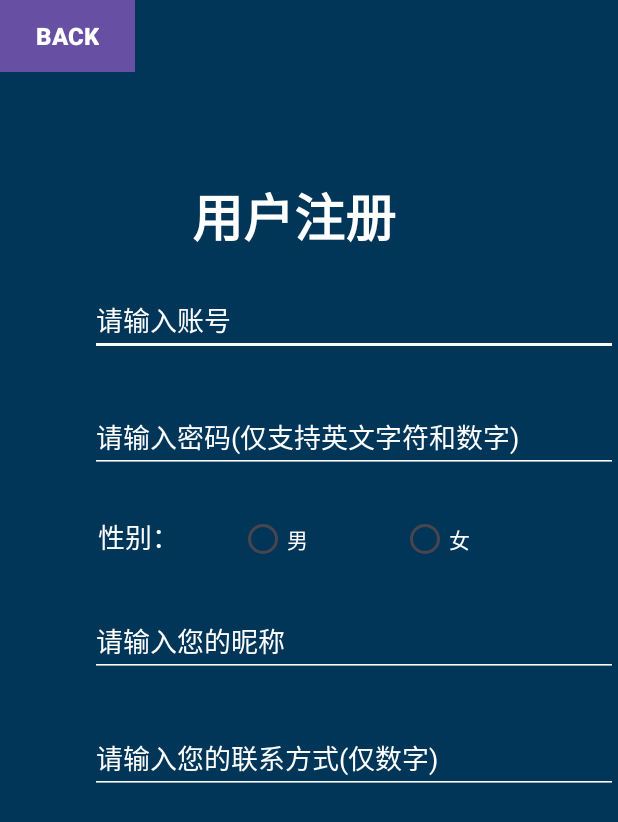
After one commit to IavaI/memo, an Android app: the RegisterActivity screen opened directly, with no data from a screen before it, on a phone screen of 412 x 824 dp. The commit adds this screen. Shown: the top 822 px of the screen. Run offline under Robolectric (Android 15) with nearby library versions, the phone set to English and light mode, and no system bars.

Commit message:
完成登录和注册界面的简单设计
可以在两个界面直接往返

```diff
--- a/app/src/main/AndroidManifest.xml
+++ b/app/src/main/AndroidManifest.xml
@@ -13,6 +13,9 @@
         android:theme="@style/Theme.Contact"
         tools:targetApi="31">
         <activity
+            android:name=".activity.RegisterActivity"
+            android:exported="true" />
+        <activity
             android:name=".MainActivity"
             android:exported="true">
             <intent-filter>
@@ -21,6 +24,7 @@
                 <category android:name="android.intent.category.LAUNCHER" />
             </intent-filter>
         </activity>
+
     </application>
 
 </manifest>
--- a/app/src/main/java/com/example/contact/MainActivity.java
+++ b/app/src/main/java/com/example/contact/MainActivity.java
@@ -1,6 +1,9 @@
 package com.example.contact;
 
+import android.content.Intent;
 import android.os.Bundle;
+import android.view.View;
+import android.widget.Button;
 
 
 import androidx.activity.EdgeToEdge;
@@ -10,6 +13,8 @@ import androidx.core.graphics.Insets;
 import androidx.core.view.ViewCompat;
 import androidx.core.view.WindowInsetsCompat;
 
+import com.example.contact.activity.RegisterActivity;
+
 public class MainActivity extends AppCompatActivity {
 
     @Override
@@ -18,18 +23,15 @@ public class MainActivity extends AppCompatActivity {
         EdgeToEdge.enable(this);
         setContentView(R.layout.activity_main);
 
-//        //获取这个ID
-//        Toolbar toolbar = this.findViewById(R.id.toolbar);
-//        this.setSupportActionBar(toolbar);
+        Button registerButton = findViewById(R.id.button_register);  // 确保这是在setContentView之后调用
 
-
-
-
-
-//        ViewCompat.setOnApplyWindowInsetsListener(findViewById(R.id.main), (v, insets) -> {
-//            Insets systemBars = insets.getInsets(WindowInsetsCompat.Type.systemBars());
-//            v.setPadding(systemBars.left, systemBars.top, systemBars.right, systemBars.bottom);
-//            return insets;
-//        });
+        // 设置点击事件监听器
+        registerButton.setOnClickListener(new View.OnClickListener() {
+            public void onClick(View v) {
+                // 创建意图启动 RegisterActivity
+                Intent intent = new Intent(MainActivity.this, RegisterActivity.class);
+                startActivity(intent);
+            }
+        });
     }
 }
--- /dev/null
+++ b/app/src/main/java/com/example/contact/activity/RegisterActivity.java
@@ -0,0 +1,52 @@
+package com.example.contact.activity;
+/**
+ * 注册界面
+ */
+
+import android.content.Intent;
+import android.os.Bundle;
+import android.view.View;
+import android.widget.Button;
+import androidx.activity.EdgeToEdge;
+import androidx.appcompat.app.AppCompatActivity;
+import androidx.core.graphics.Insets;
+import androidx.core.view.ViewCompat;
+import androidx.core.view.WindowInsetsCompat;
+
+import com.example.contact.MainActivity;
+
+import com.example.contact.R;
+
+public class RegisterActivity extends AppCompatActivity {
+
+    @Override
+    protected void onCreate(Bundle savedInstanceState) {
+        super.onCreate(savedInstanceState);
+        EdgeToEdge.enable(this);
+        setContentView(R.layout.activity_register);
+
+        // 确保这个findViewById调用在setContentView之后
+        View registerView = findViewById(R.id.register);
+        if (registerView != null) {
+            ViewCompat.setOnApplyWindowInsetsListener(registerView, (v, insets) -> {
+                Insets systemBars = insets.getInsets(WindowInsetsCompat.Type.systemBars());
+                v.setPadding(systemBars.left, systemBars.top, systemBars.right, systemBars.bottom);
+                return insets;
+            });
+        }
+
+        // 找到返回按钮并设置点击事件
+        Button backButton = findViewById(R.id.button_back);
+        if (backButton != null) {
+            backButton.setOnClickListener(new View.OnClickListener() {
+                @Override
+                public void onClick(View v) {
+                    // 创建意图返回 MainActivity
+                    Intent intent = new Intent(RegisterActivity.this, MainActivity.class);
+                    startActivity(intent);
+                    finish(); // 结束当前活动（RegisterActivity）
+                }
+            });
+        }
+    }
+}
--- /dev/null
+++ b/app/src/main/res/drawable/radio_button_style.xml
@@ -0,0 +1,26 @@
+<?xml version="1.0" encoding="utf-8"?>
+<selector xmlns:android="http://schemas.android.com/apk/res/android">
+    <!-- 选中且不禁用的状态 -->
+    <item android:state_checked="true" android:color="#FF0000">
+        <shape android:shape="oval">
+            <solid android:color="#FF0000"/> <!-- 选中时的填充颜色 -->
+            <size android:width="24dp" android:height="24dp"/> <!-- 圆的大小 -->
+            <stroke android:width="2dp" android:color="#FFFFFF"/> <!-- 边框颜色 -->
+        </shape>
+    </item>
+    <!-- 未选中且不禁用的状态 -->
+    <item android:color="#FFFFFF">
+        <shape android:shape="oval">
+            <solid android:color="#DDDDDD"/> <!-- 未选中时的填充颜色 -->
+            <size android:width="24dp" android:height="24dp"/> <!-- 圆的大小 -->
+            <stroke android:width="2dp" android:color="#FFFFFF"/> <!-- 边框颜色 -->
+        </shape>
+    </item>
+    <!-- 禁用状态 -->
+    <item android:state_enabled="false">
+        <shape android:shape="oval">
+            <solid android:color="#B3B3B3"/> <!-- 禁用时的填充颜色 -->
+            <size android:width="24dp" android:height="24dp"/> <!-- 圆的大小 -->
+        </shape>
+    </item>
+</selector>
--- a/app/src/main/res/layout/activity_main.xml
+++ b/app/src/main/res/layout/activity_main.xml
@@ -6,7 +6,8 @@
 <!--    android:layout_width="match_parent"-->
 <!--    android:layout_height="match_parent"-->
 <!--    tools:context=".MainActivity">-->
-
+<!--    android:id="@+id/main"-->
+<!--    tools:context=".MainActivity"-->
 
 <LinearLayout
 
@@ -14,8 +15,9 @@
     xmlns:android="http://schemas.android.com/apk/res/android"
     xmlns:app="http://schemas.android.com/apk/res-auto"
     xmlns:tools="http://schemas.android.com/tools"
-    android:layout_width="wrap_content"
-    android:layout_height="wrap_content"
+    android:id="@+id/main"
+    android:layout_width="match_parent"
+    android:layout_height="match_parent"
     android:background="@drawable/background_mainscreen"
     android:gravity="center_vertical|center_horizontal"
     android:orientation="vertical"
@@ -24,7 +26,6 @@
     app:layout_constraintEnd_toEndOf="parent"
     app:layout_constraintStart_toStartOf="parent"
     app:layout_constraintTop_toTopOf="parent">
-
 
 
     <TextView
@@ -55,12 +56,12 @@
         android:id="@+id/editTextTextPassword"
         android:layout_width="match_parent"
         android:layout_height="wrap_content"
+        android:layout_marginBottom="30dp"
         android:backgroundTint="#FFFFFF"
-        android:layout_marginBottom="30dp"
-        android:textColor="#FFFFFF"
         android:ems="10"
         android:hint="请输入密码"
         android:inputType="textPassword"
+        android:textColor="#FFFFFF"
         android:textColorHint="@android:color/white" />
 
     <Button
@@ -73,7 +74,7 @@
         android:text="安全登录" />
 
     <Button
-        android:id="@+id/button2"
+        android:id="@+id/button_register"
         android:layout_width="270dp"
         android:layout_height="wrap_content"
         android:background="@drawable/button_style"
--- /dev/null
+++ b/app/src/main/res/layout/activity_register.xml
@@ -0,0 +1,152 @@
+<?xml version="1.0" encoding="utf-8"?>
+<!--    android:gravity="center_vertical|center_horizontal"-->
+<LinearLayout
+
+
+    xmlns:android="http://schemas.android.com/apk/res/android"
+    xmlns:app="http://schemas.android.com/apk/res-auto"
+    xmlns:tools="http://schemas.android.com/tools"
+    android:id="@+id/register"
+    android:layout_width="match_parent"
+    android:layout_height="match_parent"
+    android:background="#023659"
+    android:orientation="vertical"
+    android:paddingBottom="60dp"
+    android:paddingRight="60dp"
+    app:layout_constraintBottom_toBottomOf="parent"
+    app:layout_constraintEnd_toEndOf="parent"
+    app:layout_constraintStart_toStartOf="parent"
+    app:layout_constraintTop_toTopOf="parent">
+
+
+    <Button
+        android:id="@+id/button_back"
+        style="@style/Widget.AppCompat.Button.Borderless"
+        android:layout_width="wrap_content"
+        android:layout_height="wrap_content"
+        android:layout_marginBottom="70dp"
+        android:background="#673AB7"
+        android:text="back"
+        android:textAlignment="center"
+        android:textSize="16sp"
+        android:textStyle="bold" />
+
+    <TextView
+        android:id="@+id/textView3"
+        android:layout_width="wrap_content"
+        android:layout_height="wrap_content"
+        android:layout_marginLeft="128dp"
+        android:layout_marginBottom="20dp"
+        android:text="用户注册"
+        android:textAlignment="center"
+        android:textColor="@android:color/white"
+        android:textSize="34sp"
+        android:textStyle="bold" />
+
+    <EditText
+        android:id="@+id/register_account"
+        android:layout_width="match_parent"
+        android:layout_height="wrap_content"
+        android:layout_marginLeft="60dp"
+        android:layout_marginBottom="30dp"
+        android:backgroundTint="#FFFFFF"
+        android:digits="abcdefghijklmnopqrstuvwxyzABCDEFGHIJKLMNOPQRSTUVWXYZ0123456789@."
+        android:ems="10"
+        android:hint="请输入账号"
+        android:inputType="text"
+        android:textColor="#FFFFFF"
+        android:textColorHint="@android:color/white" />
+
+    <EditText
+        android:id="@+id/register_pwd"
+        android:layout_width="match_parent"
+        android:layout_height="wrap_content"
+        android:layout_marginBottom="20dp"
+        android:layout_marginLeft="60dp"
+        android:backgroundTint="#FFFFFF"
+        android:ems="10"
+        android:hint="请输入密码(仅支持英文字符和数字)"
+        android:digits="abcdefghijklmnopqrstuvwxyzABCDEFGHIJKLMNOPQRSTUVWXYZ0123456789@."
+        android:textColor="#FFFFFF"
+        android:textColorHint="@android:color/white" />
+
+    <RadioGroup
+        android:layout_width="match_parent"
+        android:layout_height="wrap_content"
+        android:layout_gravity="center_horizontal"
+        android:layout_marginBottom="20dp"
+        android:layout_marginLeft="40dp"
+        android:orientation="horizontal">
+        <TextView
+            android:id="@+id/textView_sex"
+            android:layout_width="wrap_content"
+            android:layout_height="wrap_content"
+            android:layout_marginLeft="5dp"
+            android:text="性别："
+            android:textAlignment="center"
+            android:textColor="@android:color/white"
+            android:textSize="18sp" />
+
+        <RadioButton
+            android:id="@+id/register_man"
+            android:layout_width="wrap_content"
+            android:layout_height="wrap_content"
+            android:layout_marginLeft="40dp"
+            android:layout_marginRight="60dp"
+            android:text="男"
+            android:textColor="#FFFFFF" />
+
+        <RadioButton
+            android:id="@+id/register_woman"
+            android:layout_width="wrap_content"
+            android:layout_height="wrap_content"
+            android:text="女"
+            android:textColor="#FFFFFF" />
+    </RadioGroup>
+
+
+    <EditText
+        android:id="@+id/register_name"
+        android:layout_width="match_parent"
+        android:layout_height="wrap_content"
+        android:layout_marginBottom="30dp"
+        android:layout_marginLeft="60dp"
+        android:backgroundTint="#FFFFFF"
+        android:ems="10"
+        android:hint="请输入您的昵称"
+        android:textColor="#FFFFFF"
+        android:textColorHint="@android:color/white" />
+
+
+    <EditText
+        android:id="@+id/register_age"
+        android:layout_width="match_parent"
+        android:layout_height="wrap_content"
+        android:layout_marginBottom="30dp"
+        android:layout_marginLeft="60dp"
+        android:backgroundTint="#FFFFFF"
+        android:ems="10"
+        android:hint="请输入您的联系方式(仅数字)"
+        android:inputType="number"
+        android:textColor="#FFFFFF"
+        android:textColorHint="@android:color/white" />
+
+    <!--    <Button-->
+<!--        android:id="@+id/button"-->
+<!--        android:layout_width="270dp"-->
+<!--        android:layout_height="wrap_content"-->
+<!--        android:layout_marginBottom="15dp"-->
+<!--        android:background="@drawable/button_style"-->
+<!--        android:foreground="?selectableItemBackground"-->
+<!--        android:text="安全登录" />-->
+
+<!--    <Button-->
+<!--        android:id="@+id/button2"-->
+<!--        android:layout_width="270dp"-->
+<!--        android:layout_height="wrap_content"-->
+<!--        android:background="@drawable/button_style"-->
+<!--        android:foreground="?selectableItemBackground"-->
+<!--        android:text="账号注册" />-->
+
+
+</LinearLayout>
--- a/app/src/main/res/values/strings.xml
+++ b/app/src/main/res/values/strings.xml
@@ -1,4 +1,4 @@
 <resources>
     <string name="app_name">备忘录ava</string>
-<!--    <string name="password_label">请输入密码</string>-->
+    <!--    <string name="password_label">请输入密码</string>-->
 </resources>
```
